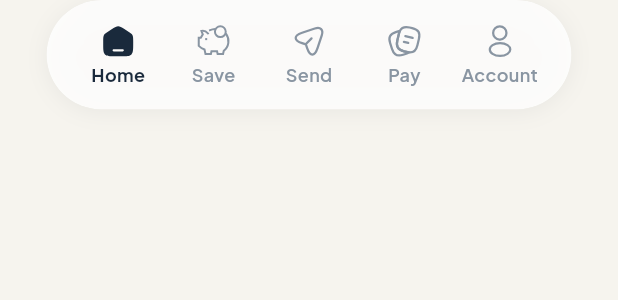
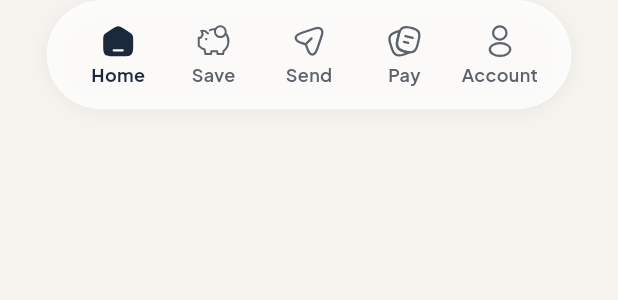
Before and after one commit to Gerald-97/boctrust_cheetah, a Flutter app: the AppBottomNavigation widget shown alone on an empty page, opened directly with empty values, on a phone screen of 412 x 824 dp. Shown: the top 300 px of the screen. Run offline on Flutter 3.47's test engine with Material 3 defaults, Android fonts, the phone set to English and light mode, and no system bars; our stand-ins replace dio, equatable, file_picker, firebase_core, firebase_messaging, flutter_local_notifications and 11 more; missing offline and left inert: smile_id, webview_flutter_wkwebview; accounts and stored records are empty; statements that could not run were skipped.

Commit message:
fix: polish the floating nav pill
Use textTertiary for idle tabs, drop the invisible backdrop blur, paint
ripples on the pill, make the full pill height tappable, fit the filled
Save icon to the outline's footprint, and remove the unused navShadow.

Co-Authored-By: Claude Opus 5.5 <noreply@anthropic.com>

```diff
--- a/lib/app/colors.dart
+++ b/lib/app/colors.dart
@@ -96,9 +96,6 @@ class BocColors {
   static const red = Color(0xFFC1443A);
   static const grey = Color(0xFF9AA3AC);
   static const greyPale = Color(0xFFEEEEEC);
-
-  /// Soft upward shadow under the bottom navigation bar.
-  static const navShadow = Color(0x1AB4B4B4);
 
   static const darkPaper = Color(0xFF101E30);
   static const darkCard = Color(0xFF17293D);
--- a/lib/module/app_flow/app_flow_navigator.dart
+++ b/lib/module/app_flow/app_flow_navigator.dart
@@ -1,6 +1,5 @@
 import 'dart:math' as math;
 import 'dart:async';
-import 'dart:ui' show ImageFilter;
 
 import 'package:file_picker/file_picker.dart';
 import 'package:flutter/material.dart';
--- a/lib/module/component/app_scaffold.dart
+++ b/lib/module/component/app_scaffold.dart
@@ -26,8 +26,6 @@ class AppScaffold extends StatelessWidget {
   Widget build(BuildContext context) {
     final onBack = this.onBack;
     return Scaffold(
-      // The floating nav pill is translucent, so the page shows through it.
-      extendBody: true,
       appBar: AppBar(
         leading: onBack == null
             ? null
@@ -74,9 +72,9 @@ class AppBottomNavigation extends StatelessWidget {
     final theme = Theme.of(context);
     final dark = theme.brightness == Brightness.dark;
     final activeColor = dark ? colors.textPrimary : BocColors.navy;
-    // Figma's text/fade in light. Dark needs the brighter tertiary to stay
-    // legible on the surface; high contrast raises both to textSecondary.
-    final inactiveColor = dark ? colors.textTertiary : colors.textHint;
+    // textTertiary rather than Figma's lighter text/fade, which is only 3:1 on
+    // the pill; high contrast raises it to textSecondary.
+    final inactiveColor = colors.textTertiary;
     final pillRadius = BorderRadius.circular(BocRadius.pill);
     return SafeArea(
       top: false,
@@ -91,7 +89,7 @@ class AppBottomNavigation extends StatelessWidget {
           heightFactor: 1,
           child: ConstrainedBox(
             constraints: const BoxConstraints(maxWidth: 350),
-            // The shadow sits outside the clip so the blur doesn't cut it off.
+            // The shadow sits outside the clip so the clip doesn't cut it off.
             child: DecoratedBox(
               decoration: BoxDecoration(
                 borderRadius: const BorderRadius.all(
@@ -110,8 +108,6 @@ class AppBottomNavigation extends StatelessWidget {
               ),
               child: ClipRRect(
                 borderRadius: pillRadius,
-                child: BackdropFilter(
-                  filter: ImageFilter.blur(sigmaX: 12, sigmaY: 12),
                 child: DecoratedBox(
                   decoration: BoxDecoration(
                     color: dark
@@ -119,6 +115,10 @@ class AppBottomNavigation extends StatelessWidget {
                         : const Color(0xCCFFFFFF),
                     borderRadius: pillRadius,
                   ),
+                  // Ink has to paint on a Material above the fill, or the
+                  // fill hides the tap ripple.
+                  child: Material(
+                    type: MaterialType.transparency,
                     child: SizedBox(
                       height: 73,
                       child: Padding(
@@ -126,6 +126,9 @@ class AppBottomNavigation extends StatelessWidget {
                           horizontal: BocSpace.md,
                         ),
                         child: Row(
+                          // Each slot fills the pill's height so its whole
+                          // area takes taps.
+                          crossAxisAlignment: CrossAxisAlignment.stretch,
                           children: [
                             for (final item in items)
                               Expanded(
@@ -182,10 +185,7 @@ class _NavPillItem extends StatelessWidget {
       child: InkWell(
         borderRadius: BorderRadius.circular(BocRadius.sm),
         onTap: onTap,
-        child: ConstrainedBox(
-          constraints: const BoxConstraints(minHeight: BocSpace.minTouch),
         child: Column(
-            mainAxisSize: MainAxisSize.min,
           mainAxisAlignment: MainAxisAlignment.center,
           children: [
             SvgPicture.asset(
@@ -211,7 +211,6 @@ class _NavPillItem extends StatelessWidget {
           ],
         ),
       ),
-      ),
     );
   }
 }
```
Also changed, not shown: assets/svg/nav/save_bold.svg, 3 other files. Lines whose indentation alone changed are shown as unchanged.
